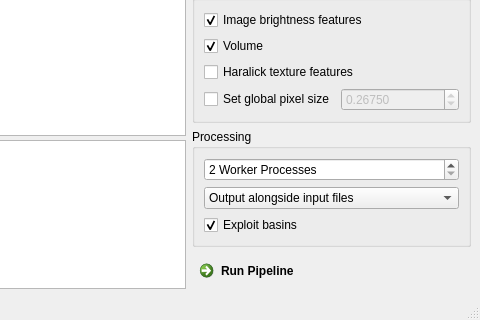
Old version of the form chipstream/gui/main_window.ui in the repository DC-analysis/ChipStream; both pictures show x 640 to 1120 and y 360 to 680 of the 1120 by 680 pixel window.
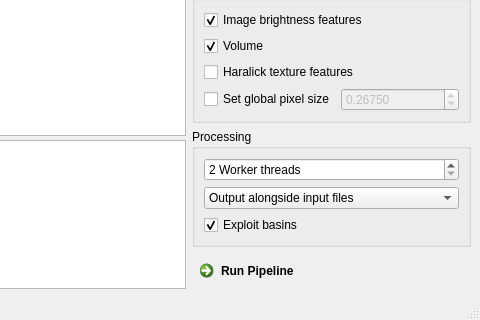
New version of the form. Custom widgets are drawn as their Qt base class.

Commit message: docs: add tool tips for most controls

The edit to the form file:
```diff
--- a/chipstream/gui/main_window.ui
+++ b/chipstream/gui/main_window.ui
@@ -350,7 +350,7 @@
           <item>
            <widget class="QSpinBox" name="spinBox_procs">
             <property name="suffix">
-             <string> Worker Processes</string>
+             <string> Worker threads</string>
             </property>
             <property name="minimum">
              <number>2</number>
```
Left out of the diff: 25 changed lines with no effect on the pictures. The commit also changes 1 other file.
